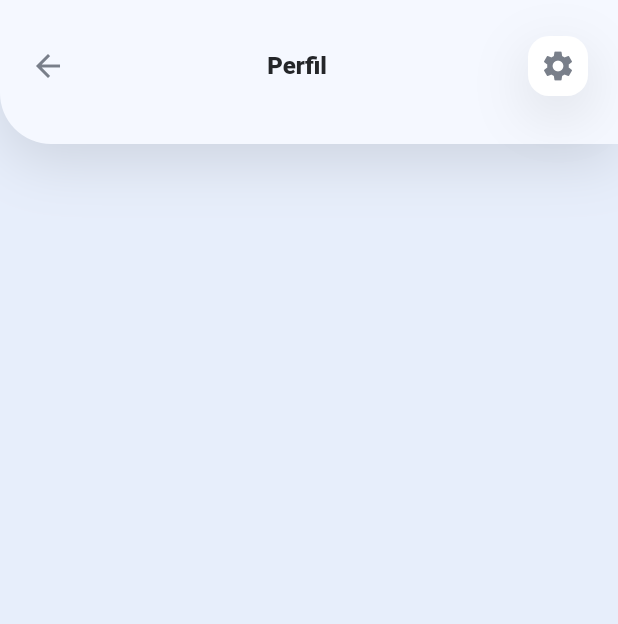
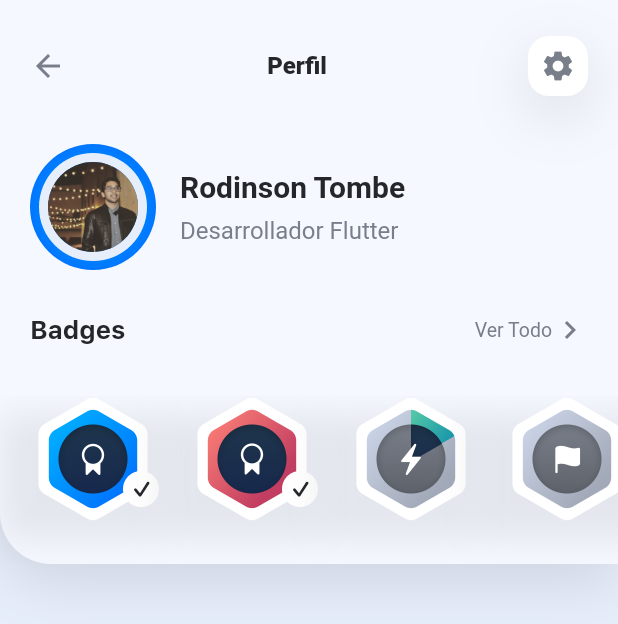
Before and after one commit to rodinson17/flutter-desing, a Flutter app: the ProfileScreen screen opened directly, on a phone screen of 412 x 824 dp. Shown: the top 624 px of the screen. Run offline on Flutter 3.47's test engine with Material 2 defaults, Android fonts, the phone set to English and light mode, and no system bars; our stand-ins replace sliding_up_panel.

Commit message:
21. populating the profile screen

```diff
--- a/lib/screens/profile_screen.dart
+++ b/lib/screens/profile_screen.dart
@@ -5,6 +5,13 @@ import 'package:flutter/material.dart';
 import 'package:myapp/constants.dart';
 
 class ProfileScreen extends StatelessWidget {
+  final List<String> badges = [
+    'badge-01.png',
+    'badge-02.png',
+    'badge-03.png',
+    'badge-04.png',
+  ];
+
   @override
   Widget build(BuildContext context) {
     return Scaffold(
@@ -86,6 +93,112 @@ class ProfileScreen extends StatelessWidget {
                         ],
                       ),
                     ),
+                    Padding(
+                      padding: EdgeInsets.symmetric(horizontal: 20.0),
+                      child: Row(
+                        children: [
+                          Container(
+                            child: Padding(
+                              padding: EdgeInsets.all(6.0),
+                              child: Container(
+                                padding: EdgeInsets.all(6.0),
+                                child: CircleAvatar(
+                                  backgroundImage: AssetImage('asset/images/profile.jpg'),
+                                  radius: 30.0,
+                                ),
+                                decoration: BoxDecoration(
+                                  color: kBackgroundColor,
+                                  borderRadius: BorderRadius.circular(42.0),
+                                ),
+                              ),
+                            ),
+                            height: 84.0,
+                            width: 84.0,
+                            decoration: BoxDecoration(
+                              gradient: RadialGradient(
+                                colors: [
+                                  Color(0xFF00AEFF),
+                                  Color(0xFF0076FF),
+                                ],
+                              ),
+                              borderRadius: BorderRadius.circular(42.0),
+                            ),
+                          ),
+                          SizedBox(width: 16.0,),
+                          Column(
+                            crossAxisAlignment: CrossAxisAlignment.start,
+                            children: [
+                              Text(
+                                "Rodinson Tombe",
+                                style: kTitle2Style,
+                              ),
+                              SizedBox(height: 8.0,),
+                              Text(
+                                "Desarrollador Flutter",
+                                style: kSecondaryCalloutLabelStyle,
+                              ),
+                            ],
+                          ),
+                        ],
+                      ),
+                    ),
+                    Padding(
+                      padding: EdgeInsets.only(top: 28.0, bottom: 16.0),
+                      child: Column(
+                        children: [
+                          Padding(
+                            padding: const EdgeInsets.symmetric(horizontal: 20.0),
+                            child: Row(
+                              mainAxisAlignment: MainAxisAlignment.spaceBetween,
+                              children: [
+                                Text(
+                                  "Badges",
+                                  style: kHeadlineLabelStyle,
+                                ),
+                                Row(
+                                  children: [
+                                    Text(
+                                      "Ver Todo",
+                                      style: kSearchPlaceholderStyle,
+                                    ),
+                                    Icon(
+                                      Icons.chevron_right, color: kSecondaryLabelColor,
+                                    ),
+                                  ],
+                                )
+                              ],
+                            ),
+                          ),
+                        ],
+                      ),
+                    ),
+                    SizedBox(height: 16.0),
+                    Container(
+                      height: 112.0,
+                      child: ListView.builder(
+                        padding: EdgeInsets.only(bottom: 28.0),
+                        scrollDirection: Axis.horizontal,
+                        itemCount: badges.length,
+                        itemBuilder: (context, index) {
+                          return Container(
+                            padding: EdgeInsets.only(
+                              left: 20.0,
+                              right: index != 3 ? 0.0 : 20.0,
+                            ),
+                            decoration: BoxDecoration(
+                              boxShadow: [
+                                BoxShadow(
+                                  color: kShadowColor.withOpacity(0.1),
+                                  offset: Offset(0, 12),
+                                  blurRadius: 18.0,
+                                ),
+                              ],
+                            ),
+                            child: Image.asset('asset/badges/${badges[index]}'),
+                          );
+                        },
+                      ),
+                    ),
                   ],
                 ),
               ),
```
